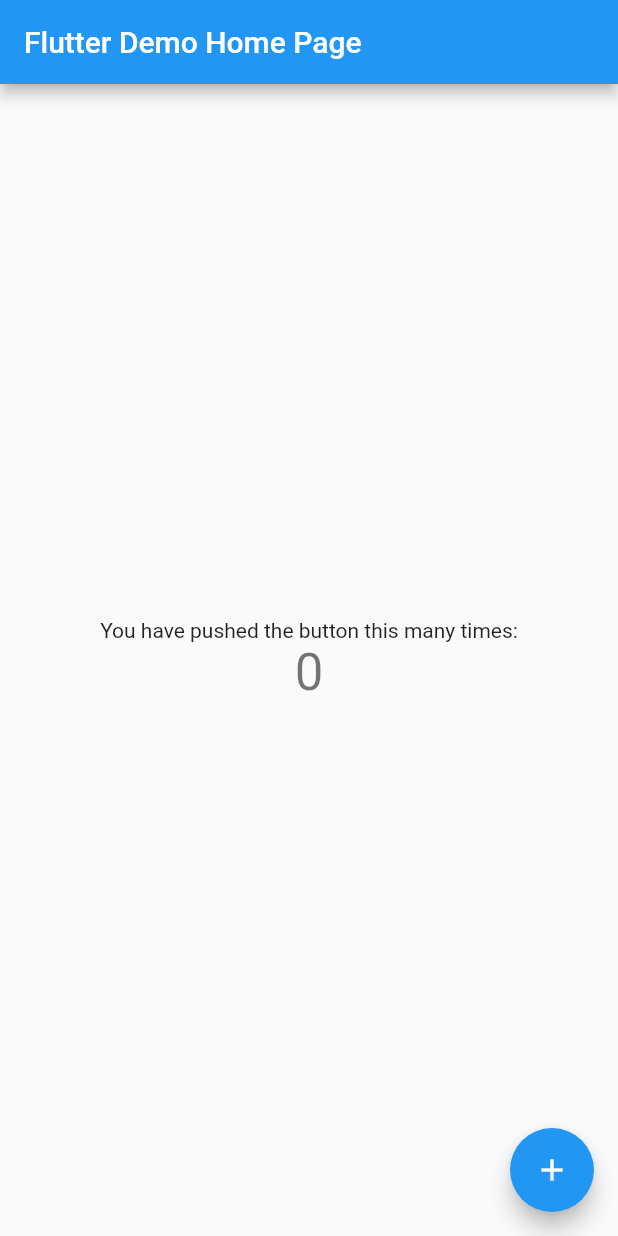
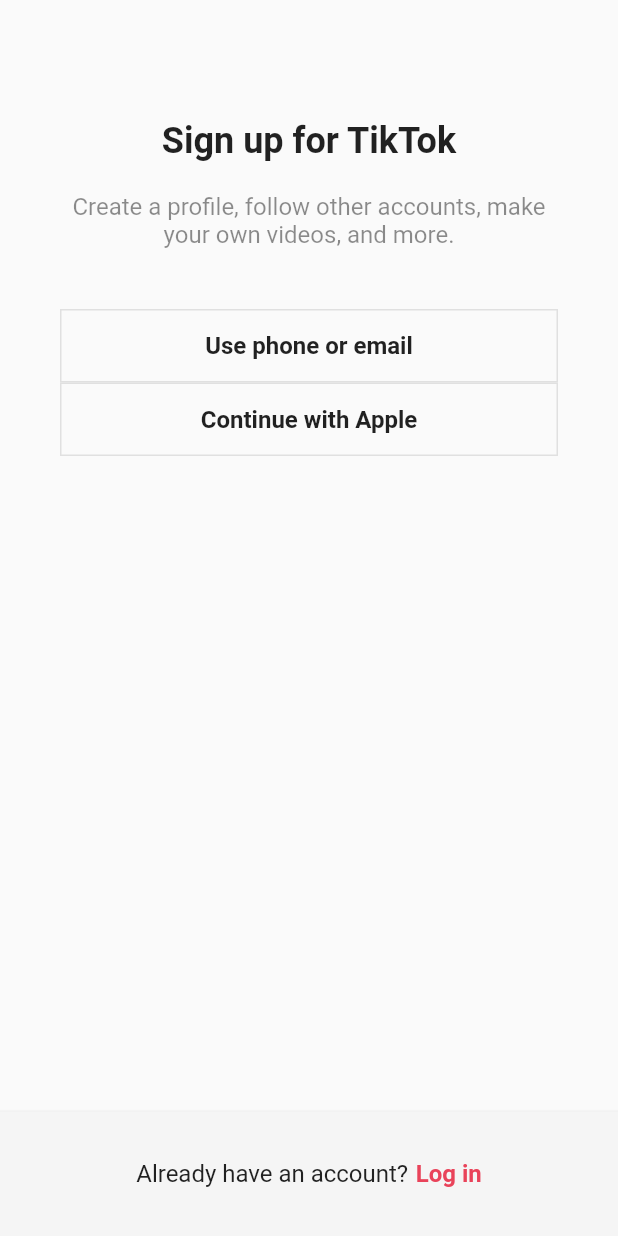
Before and after one commit to kjh910/tiktok_clone, a Flutter app: the screen it shows after launch, on a phone screen of 412 x 824 dp. Run offline on Flutter 3.47's test engine with Material 2 defaults, Android fonts, the phone set to English and light mode, and no system bars.

```diff
--- /dev/null
+++ b/lib/constants/gaps.dart
@@ -0,0 +1,67 @@
+import 'package:flutter/material.dart';
+import 'package:tiktok_clone/constants/sizes.dart';
+
+class Gaps {
+  // Vertical Gaps
+  static const v1 = SizedBox(height: Sizes.size1);
+  static const v2 = SizedBox(height: Sizes.size2);
+  static const v3 = SizedBox(height: Sizes.size3);
+  static const v4 = SizedBox(height: Sizes.size4);
+  static const v5 = SizedBox(height: Sizes.size5);
+  static const v6 = SizedBox(height: Sizes.size6);
+  static const v7 = SizedBox(height: Sizes.size7);
+  static const v8 = SizedBox(height: Sizes.size8);
+  static const v9 = SizedBox(height: Sizes.size9);
+  static const v10 = SizedBox(height: Sizes.size10);
+  static const v11 = SizedBox(height: Sizes.size11);
+  static const v12 = SizedBox(height: Sizes.size12);
+  static const v14 = SizedBox(height: Sizes.size14);
+  static const v16 = SizedBox(height: Sizes.size16);
+  static const v20 = SizedBox(height: Sizes.size20);
+  static const v24 = SizedBox(height: Sizes.size24);
+  static const v28 = SizedBox(height: Sizes.size28);
+  static const v32 = SizedBox(height: Sizes.size32);
+  static const v36 = SizedBox(height: Sizes.size36);
+  static const v40 = SizedBox(height: Sizes.size40);
+  static const v44 = SizedBox(height: Sizes.size44);
+  static const v48 = SizedBox(height: Sizes.size48);
+  static const v52 = SizedBox(height: Sizes.size52);
+  static const v56 = SizedBox(height: Sizes.size56);
+  static const v60 = SizedBox(height: Sizes.size60);
+  static const v64 = SizedBox(height: Sizes.size64);
+  static const v72 = SizedBox(height: Sizes.size72);
+  static const v80 = SizedBox(height: Sizes.size80);
+  static const v96 = SizedBox(height: Sizes.size96);
+
+  // Horizontal Gaps
+
+  static const h1 = SizedBox(width: Sizes.size1);
+  static const h2 = SizedBox(width: Sizes.size2);
+  static const h3 = SizedBox(width: Sizes.size3);
+  static const h4 = SizedBox(width: Sizes.size4);
+  static const h5 = SizedBox(width: Sizes.size5);
+  static const h6 = SizedBox(width: Sizes.size6);
+  static const h7 = SizedBox(width: Sizes.size7);
+  static const h8 = SizedBox(width: Sizes.size8);
+  static const h9 = SizedBox(width: Sizes.size9);
+  static const h10 = SizedBox(width: Sizes.size10);
+  static const h11 = SizedBox(width: Sizes.size11);
+  static const h12 = SizedBox(width: Sizes.size12);
+  static const h14 = SizedBox(width: Sizes.size14);
+  static const h16 = SizedBox(width: Sizes.size16);
+  static const h20 = SizedBox(width: Sizes.size20);
+  static const h24 = SizedBox(width: Sizes.size24);
+  static const h28 = SizedBox(width: Sizes.size28);
+  static const h32 = SizedBox(width: Sizes.size32);
+  static const h36 = SizedBox(width: Sizes.size36);
+  static const h40 = SizedBox(width: Sizes.size40);
+  static const h44 = SizedBox(width: Sizes.size44);
+  static const h48 = SizedBox(width: Sizes.size48);
+  static const h52 = SizedBox(width: Sizes.size52);
+  static const h56 = SizedBox(width: Sizes.size56);
+  static const h60 = SizedBox(width: Sizes.size60);
+  static const h64 = SizedBox(width: Sizes.size64);
+  static const h72 = SizedBox(width: Sizes.size72);
+  static const h80 = SizedBox(width: Sizes.size80);
+  static const h96 = SizedBox(width: Sizes.size96);
+}
--- /dev/null
+++ b/lib/constants/sizes.dart
@@ -0,0 +1,31 @@
+class Sizes {
+  static const size1 = 1.0;
+  static const size2 = 2.0;
+  static const size3 = 3.0;
+  static const size4 = 4.0;
+  static const size5 = 5.0;
+  static const size6 = 6.0;
+  static const size7 = 7.0;
+  static const size8 = 8.0;
+  static const size9 = 9.0;
+  static const size10 = 10.0;
+  static const size11 = 11.0;
+  static const size12 = 12.0;
+  static const size14 = 14.0;
+  static const size16 = 16.0;
+  static const size20 = 20.0;
+  static const size24 = 24.0;
+  static const size28 = 28.0;
+  static const size32 = 32.0;
+  static const size36 = 36.0;
+  static const size40 = 40.0;
+  static const size44 = 44.0;
+  static const size48 = 48.0;
+  static const size52 = 52.0;
+  static const size56 = 56.0;
+  static const size60 = 60.0;
+  static const size64 = 64.0;
+  static const size72 = 72.0;
+  static const size80 = 80.0;
+  static const size96 = 96.0;
+}
--- /dev/null
+++ b/lib/features/authentication/login_screen.dart
@@ -0,0 +1,79 @@
+import 'package:flutter/material.dart';
+import 'package:tiktok_clone/constants/gaps.dart';
+import 'package:tiktok_clone/constants/sizes.dart';
+
+class LoginScreen extends StatelessWidget {
+  const LoginScreen({super.key});
+
+  void onSignUpTap(BuildContext context) {
+    Navigator.of(context).pop();
+  }
+
+  @override
+  Widget build(BuildContext context) {
+    return Scaffold(
+      body: SafeArea(
+        child: Padding(
+          padding: const EdgeInsets.symmetric(
+            horizontal: Sizes.size40,
+          ),
+          child: Column(
+            mainAxisSize: MainAxisSize.min,
+            children: const [
+              Gaps.v80,
+              Text(
+                "Log in to TikTok",
+                style: TextStyle(
+                  fontSize: Sizes.size24,
+                  fontWeight: FontWeight.w700,
+                ),
+              ),
+              Gaps.v20,
+              Text(
+                "Manage your account, check notifications, comment on videos, and more.",
+                style: TextStyle(
+                  fontSize: Sizes.size16,
+                  color: Colors.black45,
+                ),
+                textAlign: TextAlign.center,
+              ),
+              Gaps.v40,
+            ],
+          ),
+        ),
+      ),
+      bottomNavigationBar: BottomAppBar(
+        color: Colors.grey.shade100,
+        elevation: 2,
+        child: Padding(
+          padding: const EdgeInsets.symmetric(
+            vertical: Sizes.size32,
+          ),
+          child: Row(
+            mainAxisAlignment: MainAxisAlignment.center,
+            children: [
+              const Text(
+                "Don't have an account?",
+                style: TextStyle(
+                  fontSize: Sizes.size16,
+                ),
+              ),
+              Gaps.h5,
+              GestureDetector(
+                onTap: () => onSignUpTap(context),
+                child: Text(
+                  'Sign up',
+                  style: TextStyle(
+                    fontSize: Sizes.size16,
+                    fontWeight: FontWeight.w600,
+                    color: Theme.of(context).primaryColor,
+                  ),
+                ),
+              ),
+            ],
+          ),
+        ),
+      ),
+    );
+  }
+}
--- /dev/null
+++ b/lib/features/authentication/sign_up_screen.dart
@@ -0,0 +1,87 @@
+import 'package:flutter/material.dart';
+import 'package:tiktok_clone/constants/gaps.dart';
+import 'package:tiktok_clone/constants/sizes.dart';
+import 'package:tiktok_clone/features/authentication/login_screen.dart';
+import 'package:tiktok_clone/features/authentication/widgets/auth_button.dart';
+
+class SignUpScreen extends StatelessWidget {
+  const SignUpScreen({super.key});
+
+  void onLoginTap(BuildContext context) {
+    Navigator.of(context).push(
+      MaterialPageRoute(
+        builder: (context) => const LoginScreen(),
+      ),
+    );
+  }
+
+  @override
+  Widget build(BuildContext context) {
+    return Scaffold(
+      body: SafeArea(
+        child: Padding(
+          padding: const EdgeInsets.symmetric(
+            horizontal: Sizes.size40,
+          ),
+          child: Column(
+            mainAxisSize: MainAxisSize.min,
+            children: const [
+              Gaps.v80,
+              Text(
+                "Sign up for TikTok",
+                style: TextStyle(
+                  fontSize: Sizes.size24,
+                  fontWeight: FontWeight.w700,
+                ),
+              ),
+              Gaps.v20,
+              Text(
+                "Create a profile, follow other accounts, make your own videos, and more.",
+                style: TextStyle(
+                  fontSize: Sizes.size16,
+                  color: Colors.black45,
+                ),
+                textAlign: TextAlign.center,
+              ),
+              Gaps.v40,
+              AuthButton(text: "Use phone or email"),
+              AuthButton(text: "Continue with Apple"),
+            ],
+          ),
+        ),
+      ),
+      bottomNavigationBar: BottomAppBar(
+        color: Colors.grey.shade100,
+        elevation: 2,
+        child: Padding(
+          padding: const EdgeInsets.symmetric(
+            vertical: Sizes.size32,
+          ),
+          child: Row(
+            mainAxisAlignment: MainAxisAlignment.center,
+            children: [
+              const Text(
+                'Already have an account?',
+                style: TextStyle(
+                  fontSize: Sizes.size16,
+                ),
+              ),
+              Gaps.h5,
+              GestureDetector(
+                onTap: () => onLoginTap(context),
+                child: Text(
+                  'Log in',
+                  style: TextStyle(
+                    fontSize: Sizes.size16,
+                    fontWeight: FontWeight.w600,
+                    color: Theme.of(context).primaryColor,
+                  ),
+                ),
+              ),
+            ],
+          ),
+        ),
+      ),
+    );
+  }
+}
--- /dev/null
+++ b/lib/features/authentication/widgets/auth_button.dart
@@ -0,0 +1,37 @@
+import 'package:flutter/material.dart';
+import 'package:tiktok_clone/constants/sizes.dart';
+
+class AuthButton extends StatelessWidget {
+  final String text;
+
+  const AuthButton({
+    super.key,
+    required this.text,
+  });
+
+  @override
+  Widget build(BuildContext context) {
+    return FractionallySizedBox(
+      widthFactor: 1,
+      child: Container(
+        padding: const EdgeInsets.symmetric(
+          vertical: Sizes.size14,
+        ),
+        decoration: BoxDecoration(
+          border: Border.all(
+            color: Colors.grey.shade300,
+            width: Sizes.size1,
+          ),
+        ),
+        child: Text(
+          text,
+          style: const TextStyle(
+            fontSize: Sizes.size16,
+            fontWeight: FontWeight.w600,
+          ),
+          textAlign: TextAlign.center,
+        ),
+      ),
+    );
+  }
+}
--- a/lib/main.dart
+++ b/lib/main.dart
@@ -1,115 +1,19 @@
 import 'package:flutter/material.dart';
+import 'package:tiktok_clone/features/authentication/sign_up_screen.dart';
 
 void main() {
-  runApp(const MyApp());
+  runApp(const TiktokApp());
 }
 
-class MyApp extends StatelessWidget {
-  const MyApp({super.key});
+class TiktokApp extends StatelessWidget {
+  const TiktokApp({super.key});
 
   // This widget is the root of your application.
   @override
   Widget build(BuildContext context) {
     return MaterialApp(
-      title: 'Flutter Demo',
-      theme: ThemeData(
-        // This is the theme of your application.
-        //
-        // Try running your application with "flutter run". You'll see the
-        // application has a blue toolbar. Then, without quitting the app, try
-        // changing the primarySwatch below to Colors.green and then invoke
-        // "hot reload" (press "r" in the console where you ran "flutter run",
-        // or simply save your changes to "hot reload" in a Flutter IDE).
-        // Notice that the counter didn't reset back to zero; the application
-        // is not restarted.
-        primarySwatch: Colors.blue,
-      ),
-      home: const MyHomePage(title: 'Flutter Demo Home Page'),
-    );
+        title: 'Tiktok Clone',
+        theme: ThemeData(primaryColor: const Color(0xFFE9435A)),
+        home: const SignUpScreen());
   }
 }
-
-class MyHomePage extends StatefulWidget {
-  const MyHomePage({super.key, required this.title});
-
-  // This widget is the home page of your application. It is stateful, meaning
-  // that it has a State object (defined below) that contains fields that affect
-  // how it looks.
-
-  // This class is the configuration for the state. It holds the values (in this
-  // case the title) provided by the parent (in this case the App widget) and
-  // used by the build method of the State. Fields in a Widget subclass are
-  // always marked "final".
-
-  final String title;
-
-  @override
-  State<MyHomePage> createState() => _MyHomePageState();
-}
-
-class _MyHomePageState extends State<MyHomePage> {
-  int _counter = 0;
-
-  void _incrementCounter() {
-    setState(() {
-      // This call to setState tells the Flutter framework that something has
-      // changed in this State, which causes it to rerun the build method below
-      // so that the display can reflect the updated values. If we changed
-      // _counter without calling setState(), then the build method would not be
-      // called again, and so nothing would appear to happen.
-      _counter++;
-    });
-  }
-
-  @override
-  Widget build(BuildContext context) {
-    // This method is rerun every time setState is called, for instance as done
-    // by the _incrementCounter method above.
-    //
-    // The Flutter framework has been optimized to make rerunning build methods
-    // fast, so that you can just rebuild anything that needs updating rather
-    // than having to individually change instances of widgets.
-    return Scaffold(
-      appBar: AppBar(
-        // Here we take the value from the MyHomePage object that was created by
-        // the App.build method, and use it to set our appbar title.
-        title: Text(widget.title),
-      ),
-      body: Center(
-        // Center is a layout widget. It takes a single child and positions it
-        // in the middle of the parent.
-        child: Column(
-          // Column is also a layout widget. It takes a list of children and
-          // arranges them vertically. By default, it sizes itself to fit its
-          // children horizontally, and tries to be as tall as its parent.
-          //
-          // Invoke "debug painting" (press "p" in the console, choose the
-          // "Toggle Debug Paint" action from the Flutter Inspector in Android
-          // Studio, or the "Toggle Debug Paint" command in Visual Studio Code)
-          // to see the wireframe for each widget.
-          //
-          // Column has various properties to control how it sizes itself and
-          // how it positions its children. Here we use mainAxisAlignment to
-          // center the children vertically; the main axis here is the vertical
-          // axis because Columns are vertical (the cross axis would be
-          // horizontal).
-          mainAxisAlignment: MainAxisAlignment.center,
-          children: <Widget>[
-            const Text(
-              'You have pushed the button this many times:',
-            ),
-            Text(
-              '$_counter',
-              style: Theme.of(context).textTheme.headline4,
-            ),
-          ],
-        ),
-      ),
-      floatingActionButton: FloatingActionButton(
-        onPressed: _incrementCounter,
-        tooltip: 'Increment',
-        child: const Icon(Icons.add),
-      ), // This trailing comma makes auto-formatting nicer for build methods.
-    );
-  }
-}
```
Also changed, not shown: 1 other file.
